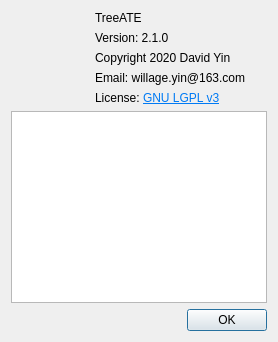
Above: Src/TreeATE/aboutdialog.ui from WilliamYinwei/TreeATE before the change. Below: the same form after it.
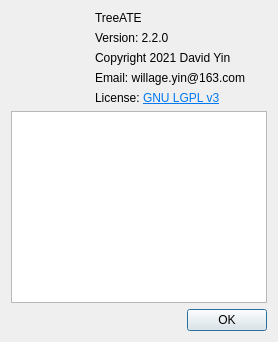
That is the form after the change. Icons and pictures are not drawn.

What changed in the file:
```diff
--- a/Src/TreeATE/aboutdialog.ui
+++ b/Src/TreeATE/aboutdialog.ui
@@ -68,14 +68,14 @@
        <item>
         <widget class="QLabel" name="label_3">
          <property name="text">
-          <string notr="true">Version: 2.1.0</string>
+          <string notr="true">Version: 2.2.0</string>
          </property>
         </widget>
        </item>
        <item>
         <widget class="QLabel" name="label_4">
          <property name="text">
-          <string>Copyright 2020 David Yin</string>
+          <string>Copyright 2021 David Yin</string>
          </property>
         </widget>
        </item>
```
